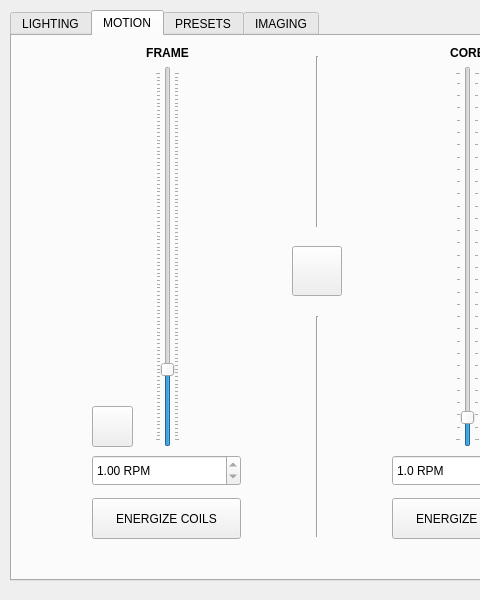
First picture: the form in _ui/Clinostat.ui, repository CoCl-Jerry/SciSpin_Max_Dev, before the edit; both pictures show x 0 to 480 and y 0 to 600 of the 1024 by 600 pixel window.
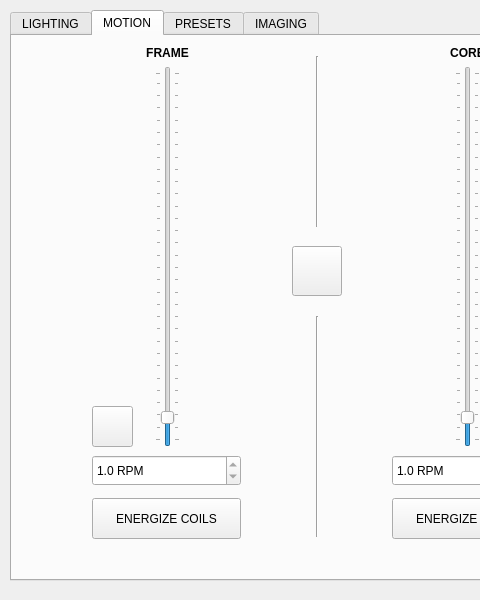
Second picture: the form after the edit. The open tabs and pages were chosen to show the change. Icons and pictures are not drawn.

What changed in the file:
```diff
--- a/_ui/Clinostat.ui
+++ b/_ui/Clinostat.ui
@@ -598,16 +598,16 @@
        <item alignment="Qt::AlignHCenter">
         <widget class="QSlider" name="frame_verticalSlider">
          <property name="minimum">
-          <number>5</number>
+          <number>1</number>
          </property>
          <property name="maximum">
-          <number>500</number>
+          <number>150</number>
          </property>
          <property name="singleStep">
           <number>5</number>
          </property>
          <property name="value">
-          <number>100</number>
+          <number>10</number>
          </property>
          <property name="tracking">
           <bool>true</bool>
@@ -698,13 +698,13 @@
        <string> RPM</string>
       </property>
       <property name="decimals">
-       <number>2</number>
+       <number>1</number>
       </property>
       <property name="minimum">
-       <double>0.050000000000000</double>
+       <double>0.100000000000000</double>
       </property>
       <property name="maximum">
-       <double>5.000000000000000</double>
+       <double>15.000000000000000</double>
       </property>
       <property name="singleStep">
        <double>0.050000000000000</double>
```
Left out of the diff: 6 changed lines with no effect on the pictures.
